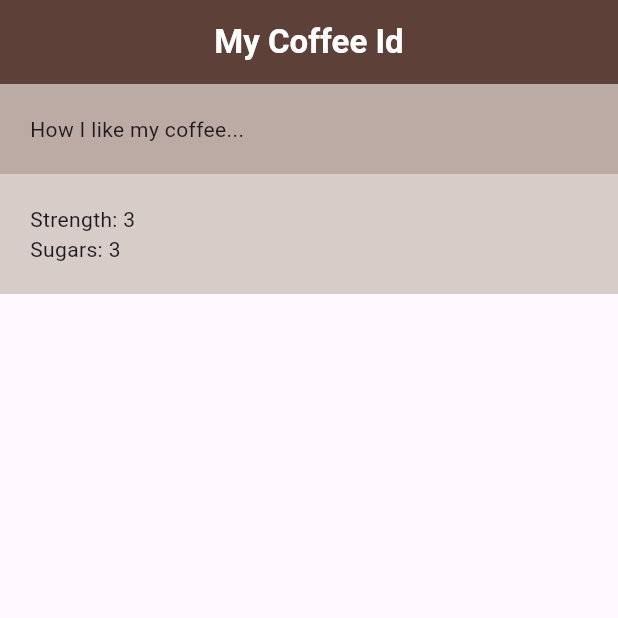
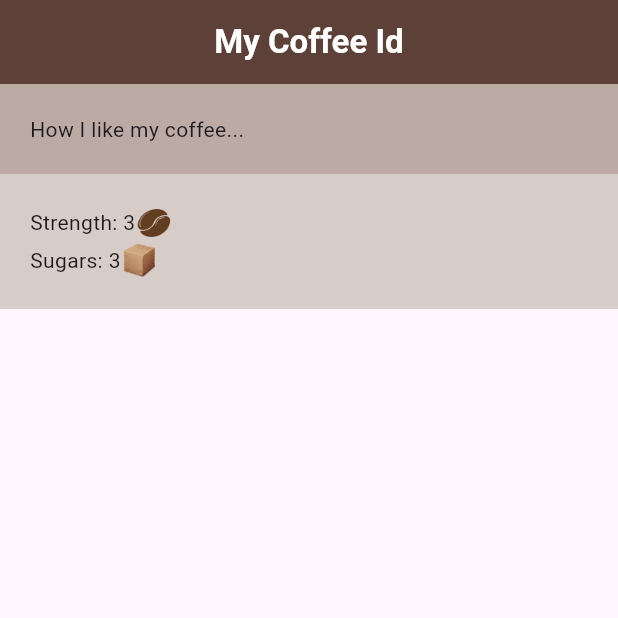
Before and after one commit to Niewiaro/coffee_card, a Flutter app: the screen it shows after launch, on a phone screen of 412 x 824 dp, the top half of it. Run offline on Flutter 3.47's test engine with Material 3 defaults, Android fonts, the phone set to English and light mode, and no system bars.

Commit message:
chore: images

```diff
--- a/lib/coffee_prefs.dart
+++ b/lib/coffee_prefs.dart
@@ -5,20 +5,32 @@ class CoffeePrefs extends StatelessWidget {
 
   @override
   Widget build(BuildContext context) {
-    return const Column(
+    return Column(
       children: [
         Row(
           children: [
-            Text('Strength: '),
-            Text('3'),
-            SizedBox(width: 50,)
+            const Text('Strength: '),
+            const Text('3'),
+            Image.asset(
+              'assets/img/coffee_bean.png',
+              width: 25,
+              color: Colors.brown[100],
+              colorBlendMode: BlendMode.multiply,
+            ),
+            const SizedBox(width: 50),
           ],
         ),
         Row(
           children: [
-            Text('Sugars: '),
-            Text('3'),
-            SizedBox(width: 50,)
+            const Text('Sugars: '),
+            const Text('3'),
+            Image.asset(
+              'assets/img/sugar_cube.png',
+              width: 25,
+              color: Colors.brown[100],
+              colorBlendMode: BlendMode.multiply,
+            ),
+            const SizedBox(width: 50),
           ],
         ),
       ],
```
Also changed, not shown: pubspec.yaml (+4 -3 lines).
